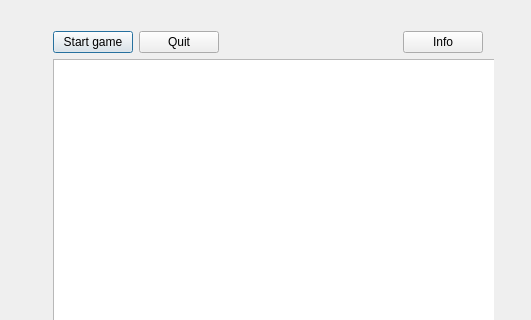
The window that dialog.ui (irky/gomoku) describes before a commit, drawn with Qt 5; both pictures show x 0 to 531 and y 0 to 320 of the 531 by 521 pixel window.
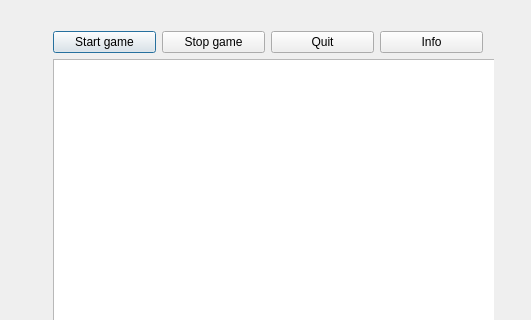
The same window after the commit.

Diff of the .ui file:
```diff
--- a/dialog.ui
+++ b/dialog.ui
@@ -13,7 +13,7 @@
   <property name="windowTitle">
    <string>Dialog</string>
   </property>
-  <widget class="QWidget" name="">
+  <widget class="QWidget" name="layoutWidget">
    <property name="geometry">
     <rect>
      <x>42</x>
@@ -32,6 +32,13 @@
         </property>
        </widget>
       </item>
+      <item>
+       <widget class="QPushButton" name="stopButton">
+        <property name="text">
+         <string>Stop game</string>
+        </property>
+       </widget>
+      </item>
       <item>
        <widget class="QPushButton" name="quitButton">
         <property name="text">
@@ -39,19 +46,6 @@
         </property>
        </widget>
       </item>
-      <item>
-       <spacer name="horizontalSpacer">
-        <property name="orientation">
-         <enum>Qt::Horizontal</enum>
-        </property>
-        <property name="sizeHint" stdset="0">
-         <size>
-          <width>158</width>
-          <height>20</height>
-         </size>
-        </property>
-       </spacer>
-      </item>
       <item>
        <widget class="QPushButton" name="infoButton">
         <property name="text">
```
